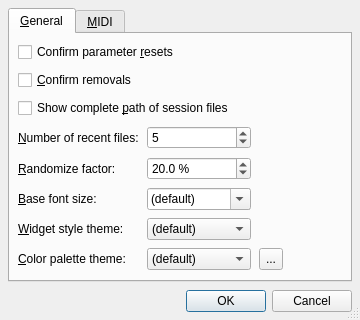
First picture: the form in src/qxgeditOptionsForm.ui, repository rncbc/qxgedit, before the edit.
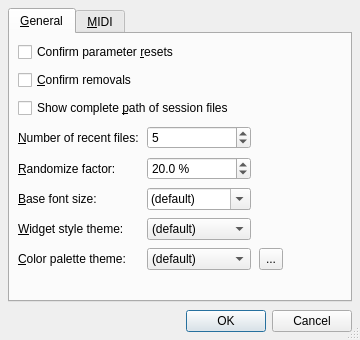
Second picture: the form after the edit. Icons and pictures are not drawn.

Commit message: - Micro-adjustments to the View > Options... dialog layout.

The edit to the form file:
```diff
--- a/src/qxgeditOptionsForm.ui
+++ b/src/qxgeditOptionsForm.ui
@@ -27,7 +27,7 @@
     <x>0</x>
     <y>0</y>
     <width>360</width>
-    <height>320</height>
+    <height>340</height>
    </rect>
   </property>
   <property name="windowTitle">
```
Left out of the diff: 126 changed lines with no effect on the pictures. The commit also changes 3 other files.
